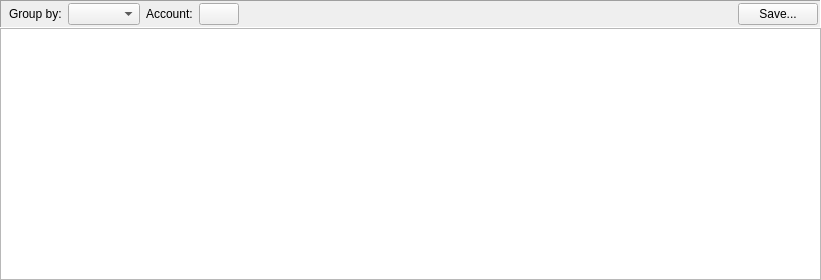
This is jal/ui/reports/deals_report.ui in titov-vv/jal as Qt 5 draws it before an edit. The edited form follows.
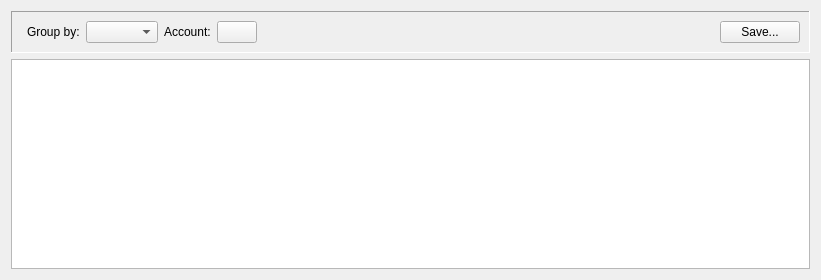
This is the edited form. Custom widgets are drawn as their Qt base class.

Commit message: Restore of native Qt spacing layout spacing for better compatibility. Tab order and label buddies we set for forms.

Patch:
```diff
--- a/jal/ui/reports/deals_report.ui
+++ b/jal/ui/reports/deals_report.ui
@@ -14,21 +14,6 @@
    <string>Deals by account</string>
   </property>
   <layout class="QVBoxLayout" name="verticalLayout">
-   <property name="spacing">
-    <number>0</number>
-   </property>
-   <property name="leftMargin">
-    <number>0</number>
-   </property>
-   <property name="topMargin">
-    <number>0</number>
-   </property>
-   <property name="rightMargin">
-    <number>0</number>
-   </property>
-   <property name="bottomMargin">
-    <number>0</number>
-   </property>
    <item>
     <widget class="QFrame" name="ReportParamsFrame">
      <property name="frameShape">
@@ -38,21 +23,6 @@
       <enum>QFrame::Shadow::Sunken</enum>
      </property>
      <layout class="QHBoxLayout" name="horizontalLayout">
-      <property name="spacing">
-       <number>6</number>
-      </property>
-      <property name="leftMargin">
-       <number>2</number>
-      </property>
-      <property name="topMargin">
-       <number>2</number>
-      </property>
-      <property name="rightMargin">
-       <number>2</number>
-      </property>
-      <property name="bottomMargin">
-       <number>2</number>
-      </property>
       <item>
        <widget class="DateRangeSelector" name="ReportRange">
         <property name="ItemsList" stdset="0">
@@ -60,6 +30,22 @@
         </property>
        </widget>
       </item>
+      <item>
+       <spacer name="groupGroupSpacer">
+        <property name="orientation">
+         <enum>Qt::Orientation::Horizontal</enum>
+        </property>
+        <property name="sizeType">
+         <enum>QSizePolicy::Fixed</enum>
+        </property>
+        <property name="sizeHint" stdset="0">
+         <size>
+          <width>0</width>
+          <height>20</height>
+         </size>
+        </property>
+       </spacer>
+      </item>
       <item>
        <widget class="QLabel" name="GroupLbl">
         <property name="text">
@@ -70,6 +56,22 @@
       <item>
        <widget class="QComboBox" name="GroupCombo"/>
       </item>
+      <item>
+       <spacer name="accountGroupSpacer">
+        <property name="orientation">
+         <enum>Qt::Orientation::Horizontal</enum>
+        </property>
+        <property name="sizeType">
+         <enum>QSizePolicy::Fixed</enum>
+        </property>
+        <property name="sizeHint" stdset="0">
+         <size>
+          <width>0</width>
+          <height>20</height>
+         </size>
+        </property>
+       </spacer>
+      </item>
       <item>
        <widget class="QLabel" name="ReportAccountLbl">
         <property name="text">
```
Left out of the diff: 13 changed lines with no effect on the pictures. The commit also changes 82 other files.
